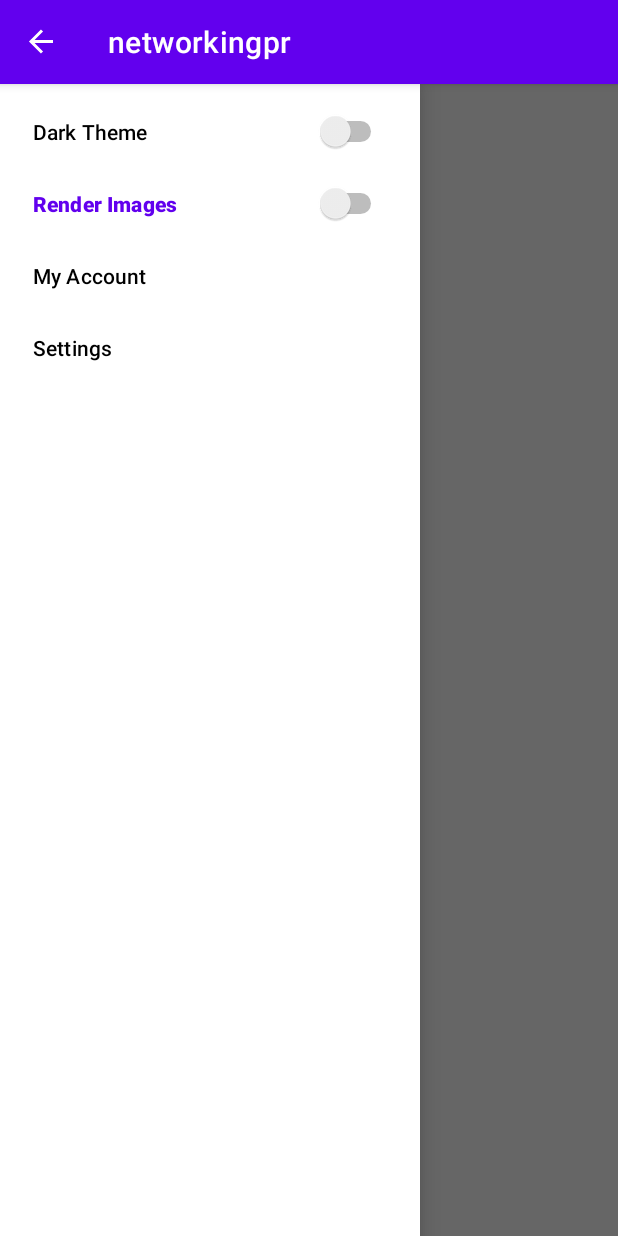
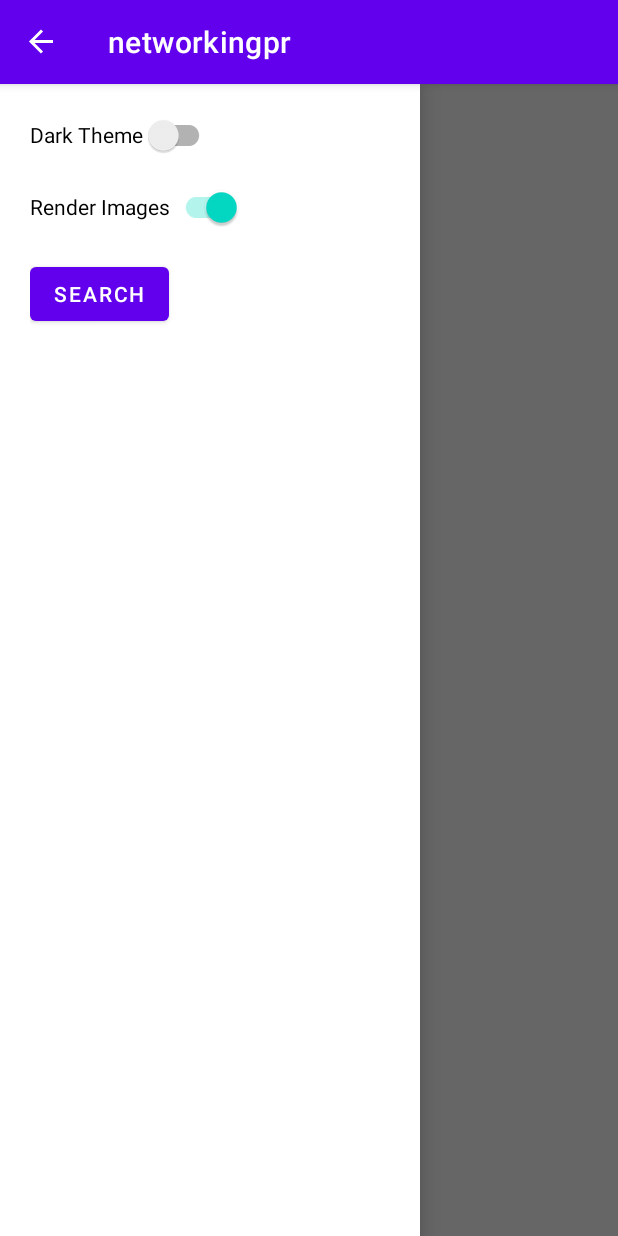
Before and after one commit to somaigaurav333/Awarify, an Android app: the screen it shows after launch (MainActivity), with the side drawer open, on a phone screen of 412 x 824 dp. Run offline under Robolectric (Android 15) with nearby library versions, the phone set to English and light mode, and no system bars; pictures from the network do not load.

Commit message:
implemented dark theme and render images toggle button

```diff
--- a/app/src/main/java/com/example/networkingpr/MainActivity.kt
+++ b/app/src/main/java/com/example/networkingpr/MainActivity.kt
@@ -4,11 +4,15 @@ import android.content.Context
 import android.content.SharedPreferences
 import android.content.res.Configuration
 import android.os.Bundle
+import android.os.PersistableBundle
 import android.util.Log
 import android.view.Menu
 import android.view.MenuItem
 import android.view.View
+import android.view.View.OnClickListener
+import android.widget.Button
 import android.widget.CompoundButton
+import android.widget.RadioGroup.OnCheckedChangeListener
 import android.widget.Switch
 import android.widget.ToggleButton
 import androidx.appcompat.app.ActionBarDrawerToggle
@@ -39,8 +43,8 @@ class MainActivity : AppCompatActivity() {
     private var articles = mutableListOf<Article>()
     lateinit var drawerLayout: DrawerLayout
     lateinit var actionBarDrawerToggle: ActionBarDrawerToggle
-    lateinit var darktoggleswitch : MenuItem
-    lateinit var renderImagesToggleButton : MenuItem
+    lateinit var darktoggleswitch : SwitchCompat
+    lateinit var renderImagesToggleButton : SwitchCompat
     private lateinit var navView: NavigationView
 
 
@@ -49,8 +53,10 @@ class MainActivity : AppCompatActivity() {
         super.onCreate(savedInstanceState)
         setContentView(R.layout.activity_main)
 
+        //Setting User Preferences and loading dark mode and render images settings
         val userPreferences = getSharedPreferences(getString(R.string.userpref) , Context.MODE_PRIVATE )
         val userPreferencesEditor : SharedPreferences.Editor = userPreferences.edit()
+
 
         if(userPreferences.contains("darktheme")){
             if(userPreferences.getBoolean("darktheme", true)){
@@ -70,6 +76,8 @@ class MainActivity : AppCompatActivity() {
             global.renderimages = userPreferences.getBoolean("renderimages", true)
         }
 
+        // Setting up the Navigation View and Drawer Layout
+
         drawerLayout = findViewById(R.id.drawerLayout)
         actionBarDrawerToggle =
             ActionBarDrawerToggle(this, drawerLayout, R.string.nav_open, R.string.nav_close)
@@ -81,15 +89,18 @@ class MainActivity : AppCompatActivity() {
         navView = findViewById(R.id.navView)
 
 
-        darktoggleswitch = navView.menu.findItem(R.id.darkthemetoggle)
+        darktoggleswitch = drawerLayout.findViewById(R.id.darkthemetoggle)
         darktoggleswitch.isChecked = global.darktheme
-        renderImagesToggleButton = navView.menu.findItem(R.id.renderimagetoggle)
+        renderImagesToggleButton = drawerLayout.findViewById(R.id.renderimagetoggle)
         renderImagesToggleButton.isChecked = global.renderimages
-
-//        navView.setNavigationItemSelectedListener(this)
+        val searchbtn : Button = drawerLayout.findViewById(R.id.Search)
 
 
-        darktoggleswitch.setOnMenuItemClickListener {
+
+        //Click Listener for Dark Theme Toggle Button
+
+        darktoggleswitch.setOnCheckedChangeListener(object : CompoundButton.OnCheckedChangeListener{
+            override fun onCheckedChanged(p0: CompoundButton?, p1: Boolean) {
                 global.darktheme = !global.darktheme
                 if (!global.darktheme) {
                     AppCompatDelegate.setDefaultNightMode(AppCompatDelegate.MODE_NIGHT_NO)
@@ -101,17 +112,24 @@ class MainActivity : AppCompatActivity() {
                     userPreferencesEditor.apply()
 
                 }
-            true
             }
+        })
 
+        //Click Listener for Render Images Toggle Button
 
-        renderImagesToggleButton.setOnMenuItemClickListener {
+        renderImagesToggleButton.setOnCheckedChangeListener(object : CompoundButton.OnCheckedChangeListener{
+            override fun onCheckedChanged(p0: CompoundButton?, p1: Boolean) {
+
                 global.renderimages = !global.renderimages
                 renderImagesToggleButton.isChecked = global.renderimages
                 userPreferencesEditor.putBoolean("renderimages", global.renderimages)
                 userPreferencesEditor.apply()
-            true
             }
+        })
+
+
+
+
 
 
 
@@ -142,7 +160,7 @@ class MainActivity : AppCompatActivity() {
 //        }
 
 
-
+        //Setting up the Recycler View
         adapter = NewsAdapter(this@MainActivity, articles)
         val rv = findViewById<RecyclerView>(R.id.newsList)
         rv.adapter = adapter
@@ -150,7 +168,7 @@ class MainActivity : AppCompatActivity() {
         getNews()
 
 
-
+        // Scroll listener for Recycler View which sets the App Title to the source of news
         rv.addOnScrollListener(object: RecyclerView.OnScrollListener(){
             override fun onScrolled(recyclerView: RecyclerView, dx: Int, dy: Int) {
                 val tempPos = (rv.layoutManager as LinearLayoutManager).findFirstCompletelyVisibleItemPosition()
@@ -164,6 +182,8 @@ class MainActivity : AppCompatActivity() {
                 }
             }
         })
+
+        adapter.stateRestorationPolicy = RecyclerView.Adapter.StateRestorationPolicy.PREVENT_WHEN_EMPTY
 
 
 
@@ -203,4 +223,5 @@ class MainActivity : AppCompatActivity() {
     }
 
 
+
 }
--- a/app/src/main/java/com/example/networkingpr/NewsAdapter.kt
+++ b/app/src/main/java/com/example/networkingpr/NewsAdapter.kt
@@ -1,10 +1,8 @@
 package com.example.networkingpr
 
+import android.annotation.SuppressLint
 import android.content.Context
 import android.content.Intent
-import android.graphics.Color
-import android.graphics.drawable.ColorDrawable
-import android.util.Log
 import android.view.LayoutInflater
 import android.view.View
 import android.view.ViewGroup
@@ -12,26 +10,24 @@ import android.widget.Button
 import android.widget.ImageView
 import android.widget.TextView
 import android.widget.Toast
-import androidx.core.content.ContextCompat.startActivity
-import androidx.recyclerview.widget.RecyclerView
 import androidx.recyclerview.widget.RecyclerView.Adapter
 import androidx.recyclerview.widget.RecyclerView.ViewHolder
 import com.bumptech.glide.Glide
 
 
-class NewsAdapter(val context: Context, val articles: List<Article>) :
+class NewsAdapter(private val context: Context, private val articles: List<Article>) :
     Adapter<NewsAdapter.ArticleViewHolder>() {
 
 
 
 
     class ArticleViewHolder(itemView: View) : ViewHolder(itemView) {
-        var newsImage = itemView.findViewById<ImageView>(R.id.newsImage)
-        var newsTitle = itemView.findViewById<TextView>(R.id.newsTitle)
-        var newsDescription = itemView.findViewById<TextView>(R.id.newsDescription)
-        var likebtn = itemView.findViewById<Button>(R.id.likebtn)
+        var newsImage = itemView.findViewById<ImageView>(R.id.newsImage)!!
+        var newsTitle = itemView.findViewById<TextView>(R.id.newsTitle)!!
+        var newsDescription = itemView.findViewById<TextView>(R.id.newsDescription)!!
+        var likebtn = itemView.findViewById<Button>(R.id.likebtn)!!
         var liked = false
-        var sharebtn = itemView.findViewById<Button>(R.id.sharebtn)
+        var sharebtn = itemView.findViewById<Button>(R.id.sharebtn)!!
     }
 
     override fun onCreateViewHolder(parent: ViewGroup, viewType: Int): ArticleViewHolder {
@@ -41,6 +37,7 @@ class NewsAdapter(val context: Context, val articles: List<Article>) :
 
     }
 
+    @SuppressLint("SetTextI18n")
     override fun onBindViewHolder(holder: ArticleViewHolder, position: Int) {
         val article = articles[position]
 
@@ -70,7 +67,7 @@ class NewsAdapter(val context: Context, val articles: List<Article>) :
 
         if(global.renderimages){
             holder.newsImage.visibility = View.VISIBLE
-                Glide.with(context).load(article.urlToImage ).placeholder(R.drawable.ic_baseline_android_loading).error(R.drawable.ic_baseline_android_error).into(holder.newsImage)
+            Glide.with(context).load(article.urlToImage ).placeholder(R.drawable.ic_baseline_android_loading).error(R.drawable.ic_baseline_android_error).into(holder.newsImage)
         }else{
             holder.newsImage.visibility = View.GONE
         }
--- a/app/src/main/res/layout/activity_main.xml
+++ b/app/src/main/res/layout/activity_main.xml
@@ -44,6 +44,51 @@
 
 
 
+            <!--    <item-->
+            <!--        android:id="@+id/darkthemetoggle"-->
+            <!--        android:title="@string/dark_theme"-->
+            <!--        app:actionLayout="@layout/switch_item"-->
+            <!--        app:showAsAction="ifRoom" />-->
+
+            <!--    <item-->
+            <!--        android:id="@+id/renderimagetoggle"-->
+            <!--        android:title="@string/render_images"-->
+            <!--        app:actionLayout="@layout/switch_item"-->
+            <!--        app:showAsAction="always" />-->
+
+            <androidx.constraintlayout.widget.ConstraintLayout
+                android:layout_width="match_parent"
+                android:layout_height="match_parent"
+                android:layout_marginStart="20dp"
+                >
+
+                <androidx.appcompat.widget.SwitchCompat
+                    android:id="@+id/darkthemetoggle"
+                    android:layout_width="wrap_content"
+                    android:layout_height="wrap_content"
+                    android:layout_marginTop="10dp"
+                    android:text="@string/dark_theme"
+                    app:layout_constraintStart_toStartOf="parent"
+                    app:layout_constraintTop_toTopOf="parent" />
+
+                <androidx.appcompat.widget.SwitchCompat
+                    android:id="@+id/renderimagetoggle"
+                    android:layout_width="wrap_content"
+                    android:layout_height="wrap_content"
+                    android:text="@string/render_images"
+                    app:layout_constraintStart_toStartOf="parent"
+                    app:layout_constraintTop_toBottomOf="@id/darkthemetoggle" />
+
+                <Button
+                    android:id="@+id/Search"
+                    android:layout_width="wrap_content"
+                    android:layout_height="wrap_content"
+                    android:layout_marginTop="10dp"
+                    android:text="@string/Search"
+                    app:layout_constraintStart_toStartOf="parent"
+                    app:layout_constraintTop_toBottomOf="@id/renderimagetoggle" />
+            </androidx.constraintlayout.widget.ConstraintLayout>
+
 
         </com.google.android.material.navigation.NavigationView>
 
--- a/app/src/main/res/menu/sidebar.xml
+++ b/app/src/main/res/menu/sidebar.xml
@@ -8,24 +8,26 @@
     tools:context=".MainActivity">
 
 
-    <item
-        android:id="@+id/darkthemetoggle"
-        android:title="@string/dark_theme"
-        app:actionLayout="@layout/switch_item"
-        app:showAsAction="ifRoom" />
+<!--    <item-->
+<!--        android:id="@+id/darkthemetoggle"-->
+<!--        android:title="@string/dark_theme"-->
+<!--        app:actionLayout="@layout/switch_item"-->
+<!--        app:showAsAction="ifRoom" />-->
 
-    <item
-        android:id="@+id/renderimagetoggle"
-        android:title="@string/render_images"
-        app:actionLayout="@layout/switch_item"
-        app:showAsAction="always" />
+<!--    <item-->
+<!--        android:id="@+id/renderimagetoggle"-->
+<!--        android:title="@string/render_images"-->
+<!--        app:actionLayout="@layout/switch_item"-->
+<!--        app:showAsAction="always" />-->
 
-    <item
-        android:id="@+id/nav_account"
-        android:title="My Account" />
+<!--    <item-->
+<!--        android:id="@+id/Search"-->
+<!--        android:title= "@string/Search"  />-->
 
-    <item
-        android:id="@+id/nav_settings"
-        android:title="Settings" />
+<!--    <item-->
+<!--        android:id="@+id/nav_settings"-->
+<!--        android:title="Settings" />-->
+<!--    -->
+
 
 </menu>
--- a/app/src/main/res/values/strings.xml
+++ b/app/src/main/res/values/strings.xml
@@ -11,4 +11,5 @@
     <string name="render_images">Render Images</string>
     <string name="data">livemint</string>
     <string name="userpref">com.example.networkingpr.userpreferences</string>
+    <string name="Search">Search</string>
 </resources>
```
Lines whose indentation alone changed are shown as unchanged.
